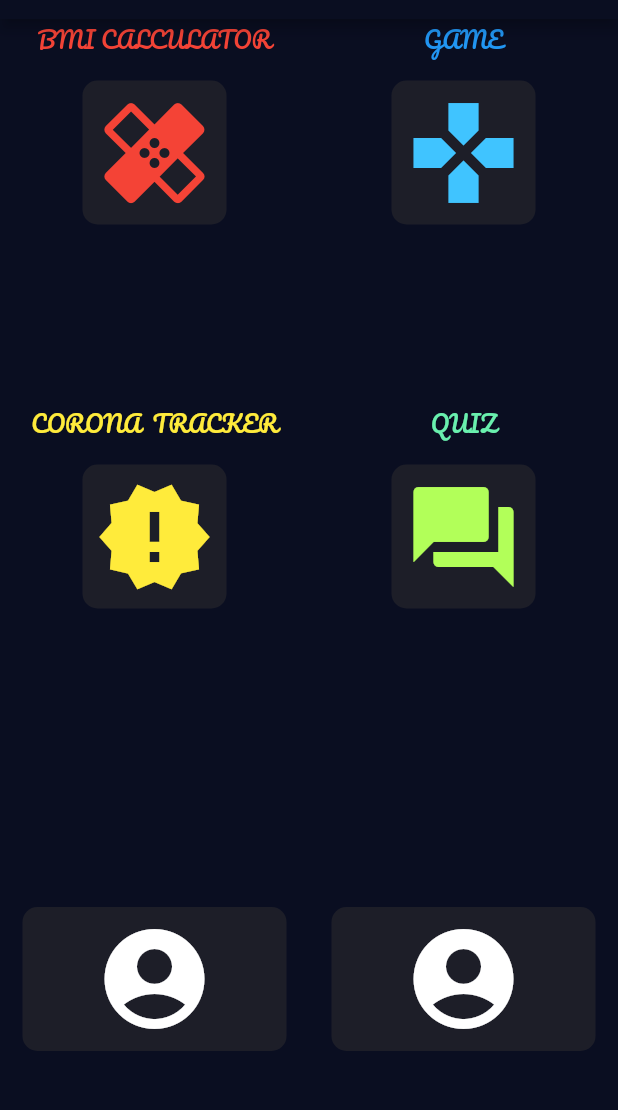
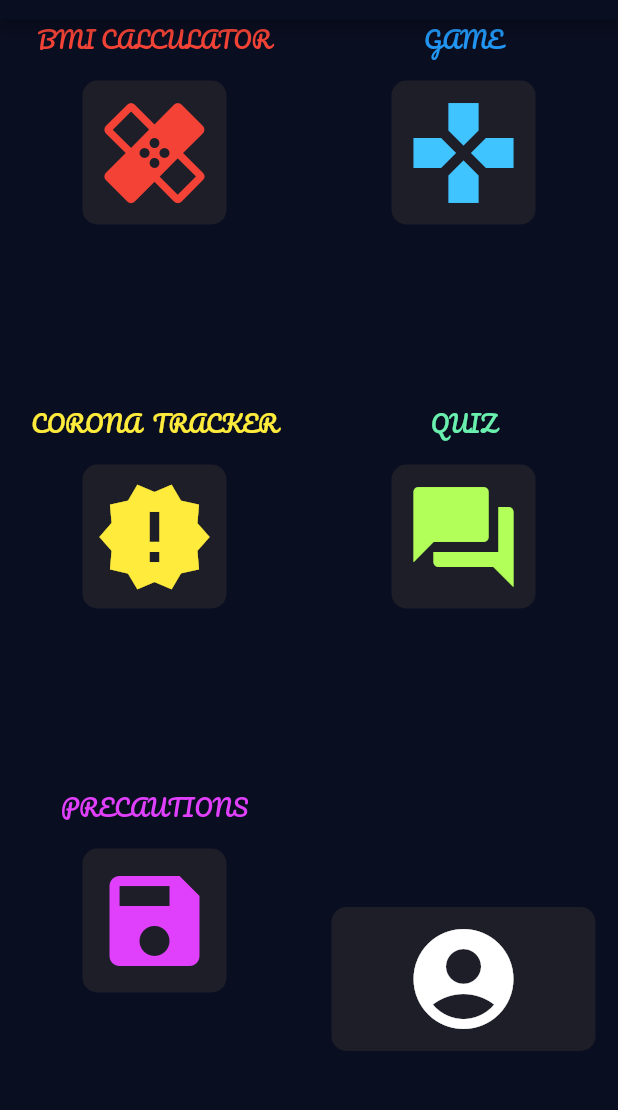
Before and after one commit to simransrivastava01/EcoVille, a Flutter app: the screen it shows after launch, on a phone screen of 412 x 824 dp, the part 65-1175 px from its top. Run offline on Flutter 3.47's test engine with Material 2 defaults, Android fonts, the phone set to English and light mode, and no system bars; our stand-ins replace flutter_spinkit, font_awesome_flutter, rflutter_alert.

Commit message:
precautions added

```diff
--- a/lib/mainPage/input_page.dart
+++ b/lib/mainPage/input_page.dart
@@ -199,15 +199,24 @@ class _InputPageState extends State<InputPage> {
             child: Row(
               children: <Widget>[
                 Expanded(
-                  child: GestureDetector(
+                  child: Column(
+                    children: <Widget>[
+                      Text(
+                        'PRECAUTIONS',
+                        style: TextStyle(
+                            fontSize: 15.0,
+                            color: Colors.purpleAccent,
+                            fontFamily: 'Pacifico'),
+                      ),
+                      GestureDetector(
                         onTap: () {},
                         child: ReusableCard(
                           colour: card5,
                           cardChild: IconButton(
                             //label: '1',
-                        icon: new Icon(Icons.account_circle),
+                            icon: new Icon(Icons.save),
                             iconSize: 80,
-                        color: Colors.white,
+                            color: Colors.purpleAccent,
                             onPressed: () {
                               //Navigator.pushNamed(context, RegistrationScreen.id);
                               //child: SelectionButton();
@@ -219,6 +228,8 @@ class _InputPageState extends State<InputPage> {
                             },
                           ),
                         ),
+                      ),
+                    ],
                   ),
                 ),
                 Expanded(
```
Lines whose indentation alone changed are shown as unchanged.
